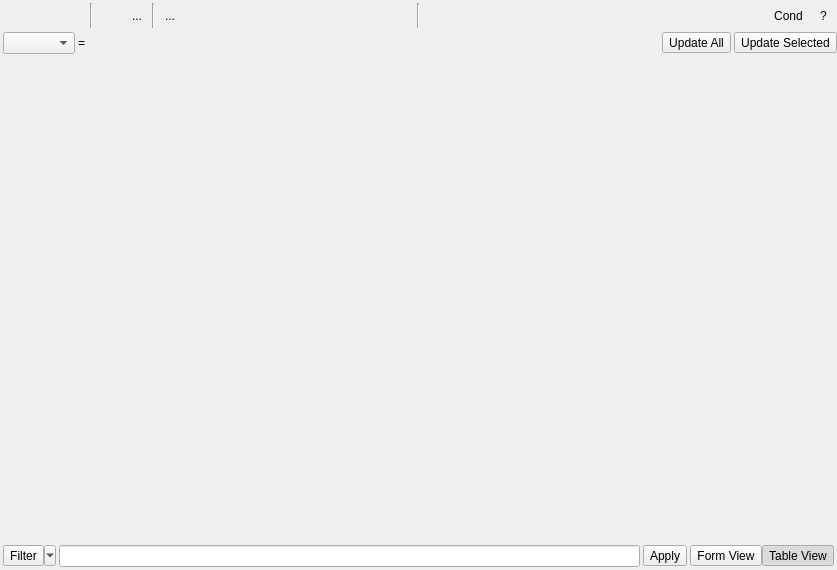
Old version of the form src/ui/qgsattributetabledialog.ui in the repository nextgis/nextgisqgis.
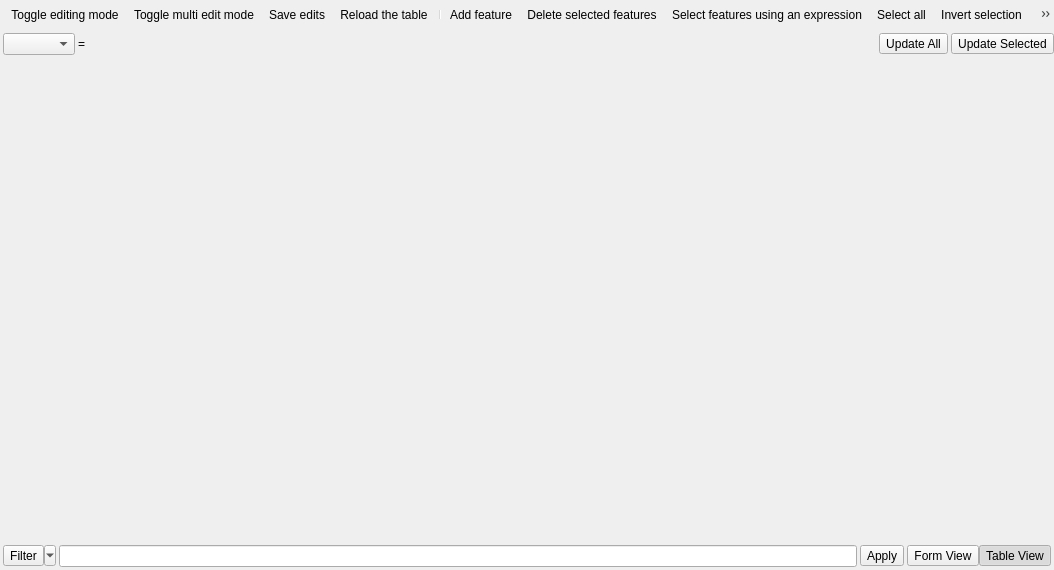
New version of the form. Icons and pictures are not drawn. Custom widgets are drawn as their Qt base class.

What changed in the file:
```diff
--- a/src/ui/qgsattributetabledialog.ui
+++ b/src/ui/qgsattributetabledialog.ui
@@ -6,7 +6,7 @@
    <rect>
     <x>0</x>
     <y>0</y>
-    <width>837</width>
+    <width>1054</width>
     <height>570</height>
    </rect>
   </property>
@@ -29,565 +29,7 @@
    <property name="spacing">
     <number>3</number>
    </property>
-   <item row="3" column="0">
-    <layout class="QHBoxLayout" name="horizontalLayout">
-     <property name="leftMargin">
-      <number>3</number>
-     </property>
-     <property name="topMargin">
-      <number>3</number>
-     </property>
-     <property name="rightMargin">
-      <number>3</number>
-     </property>
-     <property name="bottomMargin">
-      <number>0</number>
-     </property>
-     <item>
-      <widget class="QToolButton" name="mToggleEditingButton">
-       <property name="toolTip">
-        <string>Toggle editing mode (Ctrl+E)</string>
-       </property>
-       <property name="whatsThis">
-        <string/>
-       </property>
-       <property name="text">
-        <string/>
-       </property>
-       <property name="icon">
-        <iconset resource="../../images/images.qrc">
-         <normaloff>:/images/themes/default/mActionToggleEditing.svg</normaloff>:/images/themes/default/mActionToggleEditing.svg</iconset>
-       </property>
-       <property name="iconSize">
-        <size>
-         <width>18</width>
-         <height>18</height>
-        </size>
-       </property>
-       <property name="shortcut">
-        <string>Ctrl+E</string>
-       </property>
-       <property name="checkable">
-        <bool>false</bool>
-       </property>
-       <property name="autoRaise">
-        <bool>true</bool>
-       </property>
-      </widget>
-     </item>
-     <item>
-      <widget class="QToolButton" name="mSaveEditsButton">
-       <property name="toolTip">
-        <string>Save Edits (Ctrl+S)</string>
-       </property>
-       <property name="whatsThis">
-        <string/>
-       </property>
-       <property name="text">
-        <string/>
-       </property>
-       <property name="icon">
-        <iconset resource="../../images/images.qrc">
-         <normaloff>:/images/themes/default/mActionSaveEdits.svg</normaloff>:/images/themes/default/mActionSaveEdits.svg</iconset>
-       </property>
-       <property name="iconSize">
-        <size>
-         <width>18</width>
-         <height>18</height>
-        </size>
-       </property>
-       <property name="shortcut">
-        <string>Ctrl+S</string>
-       </property>
-       <property name="checkable">
-        <bool>false</bool>
-       </property>
-       <property name="autoRaise">
-        <bool>true</bool>
-       </property>
-      </widget>
-     </item>
-     <item>
-      <widget class="QToolButton" name="mReloadButton">
-       <property name="toolTip">
-        <string>Reload the table</string>
-       </property>
-       <property name="text">
-        <string/>
-       </property>
-       <property name="icon">
-        <iconset resource="../../images/images.qrc">
-         <normaloff>:/images/themes/default/mActionDraw.svg</normaloff>:/images/themes/default/mActionDraw.svg</iconset>
-       </property>
-       <property name="iconSize">
-        <size>
-         <width>18</width>
-         <height>18</height>
-        </size>
-       </property>
-       <property name="checkable">
-        <bool>false</bool>
-       </property>
-       <property name="autoRaise">
-        <bool>true</bool>
-       </property>
-      </widget>
-     </item>
-     <item>
-      <widget class="Line" name="line">
-       <property name="orientation">
-        <enum>Qt::Vertical</enum>
-       </property>
-      </widget>
-     </item>
-     <item>
-      <widget class="QToolButton" name="mAddFeature">
-       <property name="enabled">
-        <bool>false</bool>
-       </property>
-       <property name="toolTip">
-        <string>Add feature</string>
-       </property>
-       <property name="text">
-        <string/>
-       </property>
-       <property name="iconSize">
-        <size>
-         <width>18</width>
-         <height>18</height>
-        </size>
-       </property>
-       <property name="autoRaise">
-        <bool>true</bool>
-       </property>
-      </widget>
-     </item>
-     <item>
-      <widget class="QToolButton" name="mDeleteSelectedButton">
-       <property name="toolTip">
-        <string>Delete selected features (DEL)</string>
-       </property>
-       <property name="text">
-        <string>...</string>
-       </property>
-       <property name="icon">
-        <iconset resource="../../images/images.qrc">
-         <normaloff>:/images/themes/default/mActionDeleteSelected.svg</normaloff>:/images/themes/default/mActionDeleteSelected.svg</iconset>
-       </property>
-       <property name="iconSize">
-        <size>
-         <width>18</width>
-         <height>18</height>
-        </size>
-       </property>
-       <property name="autoRaise">
-        <bool>true</bool>
-       </property>
-      </widget>
-     </item>
-     <item>
-      <widget class="Line" name="line_2">
-       <property name="orientation">
-        <enum>Qt::Vertical</enum>
-       </property>
-      </widget>
-     </item>
-     <item>
-      <widget class="QToolButton" name="mExpressionSelectButton">
-       <property name="toolTip">
-        <string>Select features using an expression</string>
-       </property>
-       <property name="text">
-        <string>...</string>
-       </property>
-       <property name="icon">
-        <iconset resource="../../images/images.qrc">
-         <normaloff>:/images/themes/default/mIconExpressionSelect.svg</normaloff>:/images/themes/default/mIconExpressionSelect.svg</iconset>
-       </property>
-       <property name="iconSize">
-        <size>
-         <width>18</width>
-         <height>18</height>
-        </size>
-       </property>
-       <property name="autoRaise">
-        <bool>true</bool>
-       </property>
-      </widget>
-     </item>
-     <item>
-      <widget class="QToolButton" name="mSelectAllButton">
-       <property name="toolTip">
-        <string>Select all (Ctrl+A)</string>
-       </property>
-       <property name="text">
-        <string/>
-       </property>
-       <property name="icon">
-        <iconset resource="../../images/images.qrc">
-         <normaloff>:/images/themes/default/mActionSelectAll.svg</normaloff>:/images/themes/default/mActionSelectAll.svg</iconset>
-       </property>
-       <property name="iconSize">
-        <size>
-         <width>18</width>
-         <height>18</height>
-        </size>
-       </property>
-       <property name="shortcut">
-        <string>Ctrl+A</string>
-       </property>
-       <property name="autoRaise">
-        <bool>true</bool>
-       </property>
-      </widget>
-     </item>
-     <item>
-      <widget class="QToolButton" name="mInvertSelectionButton">
-       <property name="toolTip">
-        <string>Invert selection (Ctrl+R)</string>
-       </property>
-       <property name="text">
-        <string/>
-       </property>
-       <property name="icon">
-        <iconset resource="../../images/images.qrc">
-         <normaloff>:/images/themes/default/mActionInvertSelection.svg</normaloff>:/images/themes/default/mActionInvertSelection.svg</iconset>
-       </property>
-       <property name="iconSize">
-        <size>
-         <width>18</width>
-         <height>18</height>
-        </size>
-       </property>
-       <property name="shortcut">
-        <string>Ctrl+R</string>
-       </property>
-       <property name="autoRaise">
-        <bool>true</bool>
-       </property>
-      </widget>
-     </item>
-     <item>
-      <widget class="QToolButton" name="mRemoveSelectionButton">
-       <property name="toolTip">
-        <string>Deselect all (Ctrl+Shift+A)</string>
-       </property>
-       <property name="text">
-        <string/>
-       </property>
-       <property name="icon">
-        <iconset resource="../../images/images.qrc">
-         <normaloff>:/images/themes/default/mActionUnselectAttributes.png</normaloff>:/images/themes/default/mActionUnselectAttributes.png</iconset>
-       </property>
-       <property name="iconSize">
-        <size>
-         <width>18</width>
-         <height>18</height>
-        </size>
-       </property>
-       <property name="shortcut">
-        <string>Ctrl+Shift+A</string>
-       </property>
-       <property name="autoRaise">
-        <bool>true</bool>
-       </property>
-      </widget>
-     </item>
-     <item>
-      <widget class="QToolButton" name="mSelectedToTopButton">
-       <property name="toolTip">
-        <string>Move selection to top (Ctrl+T)</string>
-       </property>
-       <property name="text">
-        <string/>
-       </property>
-       <property name="icon">
-        <iconset resource="../../images/images.qrc">
-         <normaloff>:/images/themes/default/mActionSelectedToTop.png</normaloff>:/images/themes/default/mActionSelectedToTop.png</iconset>
-       </property>
-       <property name="iconSize">
-        <size>
-         <width>18</width>
-         <height>18</height>
-        </size>
-       </property>
-       <property name="shortcut">
-        <string>Ctrl+T</string>
-       </property>
-       <property name="checkable">
-        <bool>true</bool>
-       </property>
-       <property name="autoRaise">
-        <bool>true</bool>
-       </property>
-      </widget>
-     </item>
-     <item>
-      <widget class="QToolButton" name="mPanMapToSelectedRowsButton">
-       <property name="toolTip">
-        <string>Pan map to the selected rows (Ctrl+P)</string>
-       </property>
-       <property name="whatsThis">
-        <string/>
-       </property>
-       <property name="text">
-        <string/>
-       </property>
-       <property name="icon">
-        <iconset resource="../../images/images.qrc">
-         <normaloff>:/images/themes/default/mActionPanToSelected.svg</normaloff>:/images/themes/default/mActionPanToSelected.svg</iconset>
-       </property>
-       <property name="iconSize">
-        <size>
-         <width>18</width>
-         <height>18</height>
-        </size>
-       </property>
-       <property name="shortcut">
-        <string>Ctrl+P</string>
-       </property>
-       <property name="autoRaise">
-        <bool>true</bool>
-       </property>
-      </widget>
-     </item>
-     <item>
-      <widget class="QToolButton" name="mZoomMapToSelectedRowsButton">
-       <property name="toolTip">
-        <string>Zoom map to the selected rows (Ctrl+J)</string>
-       </property>
-       <property name="whatsThis">
-        <string/>
-       </property>
-       <property name="text">
-        <string/>
-       </property>
-       <property name="icon">
-        <iconset resource="../../images/images.qrc">
-         <normaloff>:/images/themes/default/mActionZoomToSelected.svg</normaloff>:/images/themes/default/mActionZoomToSelected.svg</iconset>
-       </property>
-       <property name="iconSize">
-        <size>
-         <width>18</width>
-         <height>18</height>
-        </size>
-       </property>
-       <property name="shortcut">
-        <string>Ctrl+J</string>
-       </property>
-       <property name="autoRaise">
-        <bool>true</bool>
-       </property>
-      </widget>
-     </item>
-     <item>
-      <widget class="QToolButton" name="mCopySelectedRowsButton">
-       <property name="toolTip">
-        <string>Copy selected rows to clipboard (Ctrl+C)</string>
-       </property>
-       <property name="whatsThis">
-        <string/>
-       </property>
-       <property name="text">
-        <string/>
-       </property>
-       <property name="icon">
-        <iconset resource="../../images/images.qrc">
-         <normaloff>:/images/themes/default/mActionEditCopy.png</normaloff>:/images/themes/default/mActionEditCopy.png</iconset>
-       </property>
-       <property name="iconSize">
-        <size>
-         <width>18</width>
-         <height>18</height>
-        </size>
-       </property>
-       <property name="shortcut">
-        <string>Ctrl+C</string>
-       </property>
-       <property name="autoRaise">
-        <bool>true</bool>
-       </property>
-      </widget>
-     </item>
-     <item>
-      <widget class="QToolButton" name="mPasteFeatures">
-       <property name="toolTip">
-        <string>Paste features from clipboard (Ctrl+V)</string>
-       </property>
-       <property name="whatsThis">
-        <string/>
-       </property>
-       <property name="text">
-        <string/>
-       </property>
-       <property name="icon">
-        <iconset resource="../../images/images.qrc">
-         <normaloff>:/images/themes/default/mActionEditPaste.png</normaloff>:/images/themes/default/mActionEditPaste.png</iconset>
-       </property>
-       <property name="iconSize">
-        <size>
-         <width>18</width>
-         <height>18</height>
-        </size>
-       </property>
-       <property name="shortcut">
-        <string>Ctrl+V</string>
-       </property>
-       <property name="autoRaise">
-        <bool>true</bool>
-       </property>
-      </widget>
-     </item>
-     <item>
-      <widget class="Line" name="line_3">
-       <property name="orientation">
-        <enum>Qt::Vertical</enum>
-       </property>
-      </widget>
-     </item>
-     <item>
-      <widget class="QToolButton" name="mRemoveAttribute">
-       <property name="toolTip">
-        <string>Delete field (Ctrl+L)</string>
-       </property>
-       <property name="text">
-        <string/>
-       </property>
-       <property name="icon">
-        <iconset resource="../../images/images.qrc">
-         <normaloff>:/images/themes/default/mActionDeleteAttribute.png</normaloff>:/images/themes/default/mActionDeleteAttribute.png</iconset>
-       </property>
-       <property name="iconSize">
-        <size>
-         <width>18</width>
-         <height>18</height>
-        </size>
-       </property>
-       <property name="shortcut">
-        <string>Ctrl+L</string>
-       </property>
-       <property name="autoRaise">
-        <bool>true</bool>
-       </property>
-      </widget>
-     </item>
-     <item>
-      <widget class="QToolButton" name="mAddAttribute">
-       <property name="toolTip">
-        <string>New field (Ctrl+W)</string>
-       </property>
-       <property name="text">
-        <string/>
-       </property>
-       <property name="icon">
-        <iconset resource="../../images/images.qrc">
-         <normaloff>:/images/themes/default/mActionNewAttribute.png</normaloff>:/images/themes/default/mActionNewAttribute.png</iconset>
-       </property>
-       <property name="iconSize">
-        <size>
-         <width>18</width>
-         <height>18</height>
-        </size>
-       </property>
-       <property name="shortcut">
-        <string>Ctrl+W</string>
-       </property>
-       <property name="autoRaise">
-        <bool>true</bool>
-       </property>
-      </widget>
-     </item>
-     <item>
-      <widget class="QToolButton" name="mOpenFieldCalculator">
-       <property name="toolTip">
-        <string>Open field calculator (Ctrl+I)</string>
-       </property>
-       <property name="text">
-        <string/>
-       </property>
-       <property name="icon">
-        <iconset resource="../../images/images.qrc">
-         <normaloff>:/images/themes/default/mActionCalculateField.png</normaloff>:/images/themes/default/mActionCalculateField.png</iconset>
-       </property>
-       <property name="iconSize">
-        <size>
-         <width>18</width>
-         <height>18</height>
-        </size>
-       </property>
-       <property name="shortcut">
-        <string>Ctrl+I</string>
-       </property>
-       <property name="autoRaise">
-        <bool>true</bool>
-       </property>
-      </widget>
-     </item>
-     <item>
-      <spacer name="horizontalSpacer">
-       <property name="orientation">
-        <enum>Qt::Horizontal</enum>
-       </property>
-       <property name="sizeHint" stdset="0">
-        <size>
-         <width>40</width>
-         <height>20</height>
-        </size>
-       </property>
-      </spacer>
-     </item>
-     <item>
-      <widget class="QToolButton" name="mSetStyles">
-       <property name="text">
-        <string>Cond</string>
-       </property>
-       <property name="icon">
-        <iconset resource="../../images/images.qrc">
-         <normaloff>:/images/themes/default/rendererCategorizedSymbol.png</normaloff>:/images/themes/default/rendererCategorizedSymbol.png</iconset>
-       </property>
-       <property name="checkable">
-        <bool>true</bool>
-       </property>
-       <property name="autoRepeat">
-        <bool>false</bool>
-       </property>
-       <property name="autoRaise">
-        <bool>true</bool>
-       </property>
-      </widget>
-     </item>
-     <item>
-      <widget class="QToolButton" name="mHelpButton">
-       <property name="sizePolicy">
-        <sizepolicy hsizetype="Fixed" vsizetype="Fixed">
-         <horstretch>0</horstretch>
-         <verstretch>0</verstretch>
-        </sizepolicy>
-       </property>
-       <property name="minimumSize">
-        <size>
-         <width>0</width>
-         <height>0</height>
-        </size>
-       </property>
-       <property name="text">
-        <string>?</string>
-       </property>
-       <property name="autoRaise">
-        <bool>true</bool>
-       </property>
-      </widget>
-     </item>
-    </layout>
-   </item>
-   <item row="7" column="0">
-    <widget class="QgsDualView" name="mMainView">
-     <property name="currentIndex">
-      <number>-1</number>
-     </property>
-    </widget>
-   </item>
-   <item row="9" column="0">
+   <item row="8" column="0">
     <layout class="QHBoxLayout">
      <property name="leftMargin">
       <number>3</number>
@@ -710,7 +152,51 @@
      </item>
     </layout>
    </item>
+   <item row="4" column="0">
+    <widget class="QToolBar" name="mToolbar">
+     <property name="iconSize">
+      <size>
+       <width>18</width>
+       <height>18</height>
+      </size>
+     </property>
+     <property name="floatable">
+      <bool>false</bool>
+     </property>
+     <addaction name="mActionToggleEditing"/>
+     <addaction name="mActionToggleMultiEdit"/>
+     <addaction name="mActionSaveEdits"/>
+     <addaction name="mActionReload"/>
+     <addaction name="separator"/>
+     <addaction name="mActionAddFeature"/>
+     <addaction name="mActionDeleteSelected"/>
+     <addaction name="mActionExpressionSelect"/>
+     <addaction name="mActionSelectAll"/>
+     <addaction name="mActionInvertSelection"/>
+     <addaction name="mActionRemoveSelection"/>
+     <addaction name="mActionSearchForm"/>
+     <addaction name="mActionSelectedToTop"/>
+     <addaction name="mActionPanMapToSelectedRows"/>
+     <addaction name="mActionZoomMapToSelectedRows"/>
+     <addaction name="separator"/>
+     <addaction name="mActionCopySelectedRows"/>
+     <addaction name="mActionPasteFeatures"/>
+     <addaction name="separator"/>
+     <addaction name="mActionAddAttribute"/>
+     <addaction name="mActionRemoveAttribute"/>
+     <addaction name="mActionOpenFieldCalculator"/>
+     <addaction name="separator"/>
+     <addaction name="mActionSetStyles"/>
+    </widget>
+   </item>
    <item row="6" column="0">
+    <widget class="QgsDualView" name="mMainView">
+     <property name="currentIndex">
+      <number>-1</number>
+     </property>
+    </widget>
+   </item>
+   <item row="5" column="0">
     <widget class="QFrame" name="mUpdateExpressionBox">
      <layout class="QHBoxLayout" name="horizontalLayout_3">
       <property name="spacing">
@@ -836,6 +322,300 @@
     <string>Apply</string>
    </property>
   </action>
+  <action name="mActionSearchForm">
+   <property name="checkable">
+    <bool>true</bool>
+   </property>
+   <property name="icon">
+    <iconset resource="../../images/images.qrc">
+     <normaloff>:/images/themes/default/mActionFilter2.svg</normaloff>:/images/themes/default/mActionFilter2.svg</iconset>
+   </property>
+   <property name="text">
+    <string>Select/filter features using form</string>
+   </property>
+   <property name="toolTip">
+    <string>Select/filter features using form (Ctrl+F)</string>
+   </property>
+   <property name="shortcut">
+    <string>Ctrl+F</string>
+   </property>
+  </action>
+  <action name="mActionToggleEditing">
+   <property name="checkable">
+    <bool>true</bool>
+   </property>
+   <property name="icon">
+    <iconset resource="../../images/images.qrc">
+     <normaloff>:/images/themes/default/mActionToggleEditing.svg</normaloff>:/images/themes/default/mActionToggleEditing.svg</iconset>
+   </property>
+   <property name="text">
+    <string>Toggle editing mode</string>
+   </property>
+   <property name="toolTip">
+    <string>Toggle editing mode (Ctrl+E)</string>
+   </property>
+   <property name="shortcut">
+    <string>Ctrl+E</string>
+   </property>
+  </action>
+  <action name="mActionToggleMultiEdit">
+   <property name="checkable">
+    <bool>true</bool>
+   </property>
+   <property name="icon">
+    <iconset resource="../../images/images.qrc">
+     <normaloff>:/images/themes/default/mActionMultiEdit.svg</normaloff>:/images/themes/default/mActionMultiEdit.svg</iconset>
+   </property>
+   <property name="text">
+    <string>Toggle multi edit mode</string>
+   </property>
+   <property name="toolTip">
+    <string>Toggle multi edit mode</string>
+   </property>
+  </action>
+  <action name="mActionSaveEdits">
+   <property name="icon">
+    <iconset resource="../../images/images.qrc">
+     <normaloff>:/images/themes/default/mActionSaveAllEdits.svg</normaloff>:/images/themes/default/mActionSaveAllEdits.svg</iconset>
+   </property>
+   <property name="text">
+    <string>Save edits</string>
+   </property>
+   <property name="toolTip">
+    <string>Save edits (Ctrl+S)</string>
+   </property>
+   <property name="shortcut">
+    <string>Ctrl+S</string>
+   </property>
+  </action>
+  <action name="mActionReload">
+   <property name="icon">
+    <iconset resource="../../images/images.qrc">
+     <normaloff>:/images/themes/default/mActionDraw.svg</normaloff>:/images/themes/default/mActionDraw.svg</iconset>
+   </property>
+   <property name="text">
+    <string>Reload the table</string>
+   </property>
+   <property name="toolTip">
+    <string>Reload the table</string>
+   </property>
+  </action>
+  <action name="mActionAddFeature">
+   <property name="icon">
+    <iconset resource="../../images/images.qrc">
+     <normaloff>:/images/themes/default/mActionNewTableRow.svg</normaloff>:/images/themes/default/mActionNewTableRow.svg</iconset>
+   </property>
+   <property name="text">
+    <string>Add feature</string>
+   </property>
+  </action>
+  <action name="mActionDeleteSelected">
+   <property name="icon">
+    <iconset resource="../../images/images.qrc">
+     <normaloff>:/images/themes/default/mActionDeleteSelected.svg</normaloff>:/images/themes/default/mActionDeleteSelected.svg</iconset>
+   </property>
+   <property name="text">
+    <string>Delete selected features</string>
+   </property>
+   <property name="toolTip">
+    <string>Delete selected features</string>
+   </property>
+   <property name="shortcut">
+    <string>Del</string>
+   </property>
+  </action>
+  <action name="mActionExpressionSelect">
+   <property name="icon">
+    <iconset resource="../../images/images.qrc">
+     <normaloff>:/images/themes/default/mIconExpressionSelect.svg</normaloff>:/images/themes/default/mIconExpressionSelect.svg</iconset>
+   </property>
+   <property name="text">
+    <string>Select features using an expression</string>
+   </property>
+   <property name="toolTip">
+    <string>Select features using an expression</string>
+   </property>
+  </action>
+  <action name="mActionSelectAll">
+   <property name="icon">
+    <iconset resource="../../images/images.qrc">
+     <normaloff>:/images/themes/default/mActionSelectAll.svg</normaloff>:/images/themes/default/mActionSelectAll.svg</iconset>
+   </property>
+   <property name="text">
+    <string>Select all</string>
+   </property>
+   <property name="toolTip">
+    <string>Select all (Ctrl+A)</string>
+   </property>
+   <property name="shortcut">
+    <string>Ctrl+A</string>
+   </property>
+  </action>
+  <action name="mActionInvertSelection">
+   <property name="icon">
+    <iconset resource="../../images/images.qrc">
+     <normaloff>:/images/themes/default/mActionInvertSelection.svg</normaloff>:/images/themes/default/mActionInvertSelection.svg</iconset>
+   </property>
+   <property name="text">
+    <string>Invert selection</string>
+   </property>
+   <property name="toolTip">
+    <string>Invert selection (Ctrl+R)</string>
+   </property>
+   <property name="shortcut">
+    <string>Ctrl+R</string>
+   </property>
+  </action>
+  <action name="mActionRemoveSelection">
+   <property name="icon">
+    <iconset resource="../../images/images.qrc">
+     <normaloff>:/images/themes/default/mActionDeselectAll.svg</normaloff>:/images/themes/default/mActionDeselectAll.svg</iconset>
+   </property>
+   <property name="text">
+    <string>Deselect all</string>
+   </property>
+   <property name="toolTip">
+    <string>Deselect all (Ctrl+Shift+A)</string>
+   </property>
+   <property name="shortcut">
+    <string>Ctrl+Shift+A</string>
+   </property>
+  </action>
+  <action name="mActionSelectedToTop">
+   <property name="checkable">
+    <bool>true</bool>
+   </property>
+   <property name="icon">
+    <iconset resource="../../images/images.qrc">
+     <normaloff>:/images/themes/default/mActionSelectedToTop.svg</normaloff>:/images/themes/default/mActionSelectedToTop.svg</iconset>
+   </property>
+   <property name="text">
+    <string>Move selection to top</string>
+   </property>
+   <property name="toolTip">
+    <string>Move selection to top</string>
+   </property>
+  </action>
+  <action name="mActionPanMapToSelectedRows">
+   <property name="icon">
+    <iconset resource="../../images/images.qrc">
+     <normaloff>:/images/themes/default/mActionPanToSelected.svg</normaloff>:/images/themes/default/mActionPanToSelected.svg</iconset>
+   </property>
+   <property name="text">
+    <string>Pan map to the selected rows</string>
+   </property>
+   <property name="toolTip">
+    <string>Pan map to the selected rows (Ctrl+P)</string>
+   </property>
+   <property name="shortcut">
+    <string>Ctrl+P</string>
+   </property>
+  </action>
+  <action name="mActionZoomMapToSelectedRows">
+   <property name="icon">
+    <iconset resource="../../images/images.qrc">
+     <normaloff>:/images/themes/default/mActionZoomToSelected.svg</normaloff>:/images/themes/default/mActionZoomToSelected.svg</iconset>
+   </property>
+   <property name="text">
+    <string>Zoom map to the selected rows</string>
+   </property>
+   <property name="toolTip">
+    <string>Zoom map to the selected rows (Ctrl+J)</string>
+   </property>
+   <property name="shortcut">
+    <string>Ctrl+J</string>
+   </property>
+  </action>
+  <action name="mActionCopySelectedRows">
+   <property name="icon">
+    <iconset resource="../../images/images.qrc">
+     <normaloff>:/images/themes/default/mActionEditCopy.svg</normaloff>:/images/themes/default/mActionEditCopy.svg</iconset>
+   </property>
+   <property name="text">
+    <string>Copy selected rows to clipboard (Ctrl+C)</string>
+   </property>
+   <property name="toolTip">
+    <string>Copy selected rows to clipboard (Ctrl+C)</string>
+   </property>
+   <property name="shortcut">
+    <string>Ctrl+C</string>
+   </property>
+  </action>
+  <action name="mActionPasteFeatures">
+   <property name="icon">
+    <iconset resource="../../images/images.qrc">
+     <normaloff>:/images/themes/default/mActionEditPaste.svg</normaloff>:/images/themes/default/mActionEditPaste.svg</iconset>
+   </property>
+   <property name="text">
+    <string>Paste features from clipboard</string>
+   </property>
+   <property name="toolTip">
+    <string>Paste features from clipboard (Ctrl+V)</string>
+   </property>
+   <property name="shortcut">
+    <string>Ctrl+V</string>
+   </property>
+  </action>
+  <action name="mActionRemoveAttribute">
+   <property name="icon">
+    <iconset resource="../../images/images.qrc">
+     <normaloff>:/images/themes/default/mActionDeleteAttribute.svg</normaloff>:/images/themes/default/mActionDeleteAttribute.svg</iconset>
+   </property>
+   <property name="text">
+    <string>Delete field</string>
+   </property>
+   <property name="toolTip">
+    <string>Delete field (Ctrl+L)</string>
+   </property>
+   <property name="shortcut">
+    <string>Ctrl+L</string>
+   </property>
+  </action>
+  <action name="mActionAddAttribute">
+   <property name="icon">
+    <iconset resource="../../images/images.qrc">
+     <normaloff>:/images/themes/default/mActionNewAttribute.svg</normaloff>:/images/themes/default/mActionNewAttribute.svg</iconset>
+   </property>
+   <property name="text">
+    <string>New field</string>
+   </property>
+   <property name="toolTip">
+    <string>New field (Ctrl+W)</string>
+   </property>
+   <property name="shortcut">
+    <string>Ctrl+W</string>
+   </property>
+  </action>
+  <action name="mActionOpenFieldCalculator">
+   <property name="icon">
+    <iconset resource="../../images/images.qrc">
+     <normaloff>:/images/themes/default/mActionCalculateField.svg</normaloff>:/images/themes/default/mActionCalculateField.svg</iconset>
+   </property>
+   <property name="text">
+    <string>Open field calculator</string>
+   </property>
+   <property name="toolTip">
+    <string>Open field calculator (Ctrl+I)</string>
+   </property>
+   <property name="shortcut">
+    <string>Ctrl+I</string>
+   </property>
+  </action>
+  <action name="mActionSetStyles">
+   <property name="checkable">
+    <bool>true</bool>
+   </property>
+   <property name="icon">
+    <iconset resource="../../images/images.qrc">
+     <normaloff>:/images/themes/default/mActionConditionalFormatting.svg</normaloff>:/images/themes/default/mActionConditionalFormatting.svg</iconset>
+   </property>
+   <property name="text">
+    <string>Conditional formatting</string>
+   </property>
+   <property name="toolTip">
+    <string>Conditional formatting</string>
+   </property>
+  </action>
  </widget>
  <customwidgets>
   <customwidget>
@@ -855,6 +635,11 @@
    <header>qgsdualview.h</header>
    <container>1</container>
   </customwidget>
+  <customwidget>
+   <class>QgsFieldComboBox</class>
+   <extends>QComboBox</extends>
+   <header>qgsfieldcombobox.h</header>
+  </customwidget>
  </customwidgets>
  <tabstops>
   <tabstop>mToggleEditingButton</tabstop>
```
Left out of the diff: 82 changed lines with no effect on the pictures.
